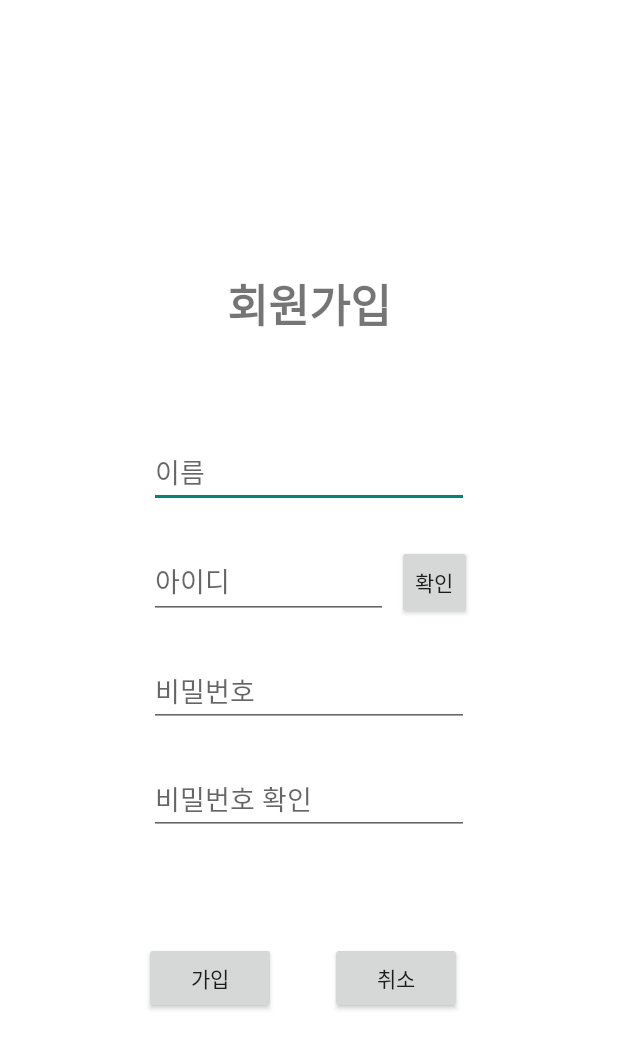
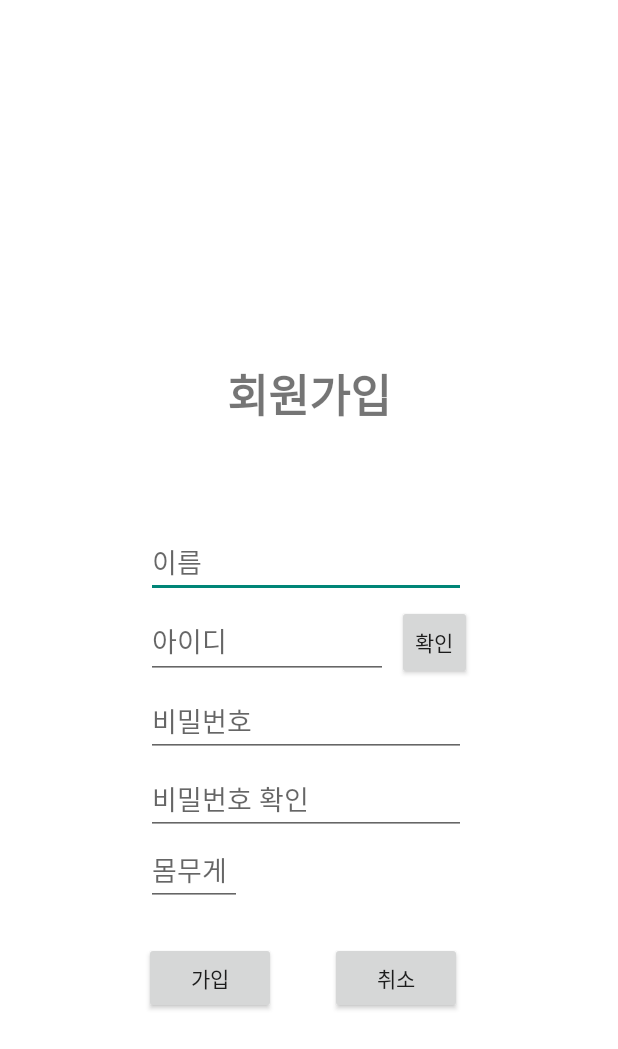
Before and after one commit to s97191809/intentexam, an Android app: the layout activity_join.xml on its own in the app's theme, with its tools: preview values and no code run, on a phone screen of 412 x 824 dp. Shown: the top 1049 px of the screen. Run offline under Robolectric (Android 15) with nearby library versions, the phone set to English and light mode, and no system bars.

Commit message:
21.04.14

```diff
--- a/app/src/main/res/layout/activity_join.xml
+++ b/app/src/main/res/layout/activity_join.xml
@@ -22,9 +22,9 @@
         android:id="@+id/join_name"
         android:layout_width="wrap_content"
         android:layout_height="wrap_content"
-        android:layout_marginEnd="2dp"
-        android:layout_marginRight="2dp"
-        android:layout_marginBottom="24dp"
+        android:layout_marginEnd="4dp"
+        android:layout_marginRight="4dp"
+        android:layout_marginBottom="4dp"
         android:ems="10"
         android:hint="이름"
         android:inputType="textPersonName"
@@ -37,18 +37,19 @@
         android:layout_height="50dp"
         android:layout_marginEnd="6dp"
         android:layout_marginRight="6dp"
-        android:layout_marginBottom="24dp"
+        android:layout_marginBottom="4dp"
         android:ems="10"
         android:hint="아이디"
         android:inputType="textEmailAddress"
         app:layout_constraintBottom_toTopOf="@+id/join_password"
         app:layout_constraintEnd_toStartOf="@+id/check_button"
         app:layout_constraintStart_toStartOf="@+id/join_name" />
+
     <EditText
         android:id="@+id/join_password"
         android:layout_width="wrap_content"
         android:layout_height="wrap_content"
-        android:layout_marginBottom="24dp"
+        android:layout_marginBottom="4dp"
         android:ems="10"
         android:hint="비밀번호"
         android:inputType="textPassword"
@@ -65,6 +66,17 @@
         android:inputType="textPassword"
         app:layout_constraintBottom_toBottomOf="parent"
         app:layout_constraintStart_toStartOf="@+id/join_password" />
+
+    <EditText
+        android:id="@+id/join_weight"
+        android:layout_width="wrap_content"
+        android:layout_height="wrap_content"
+        android:layout_marginBottom="220dp"
+        android:ems="3"
+        android:hint="몸무게"
+        android:inputType="textPassword"
+        app:layout_constraintBottom_toBottomOf="parent"
+        app:layout_constraintStart_toStartOf="@+id/join_pwck" />
 
     <Button
         android:id="@+id/check_button"
--- a/app/src/main/res/layout/activity_main.xml
+++ b/app/src/main/res/layout/activity_main.xml
@@ -9,7 +9,6 @@
     <LinearLayout
         android:id="@+id/linearLayoutTmap"
         android:layout_width="match_parent"
-        android:layout_height="match_parent"
-        android:orientation="vertical">
-    </LinearLayout>
+        android:layout_height="321dp"
+        android:orientation="vertical"></LinearLayout>
 </android.widget.LinearLayout>
```
Also changed, not shown: app/src/main/AndroidManifest.xml (+11 -8 lines), app/src/main/java/com/example/intentexam/IntroThread.java (added, +23 -0 lines), app/src/main/java/com/example/intentexam/intro.java (added, +30 -0 lines), app/src/main/res/layout/activity_intro.xml (added, +30 -0 lines), app/src/main/res/drawable/ttt.jpg (added).
